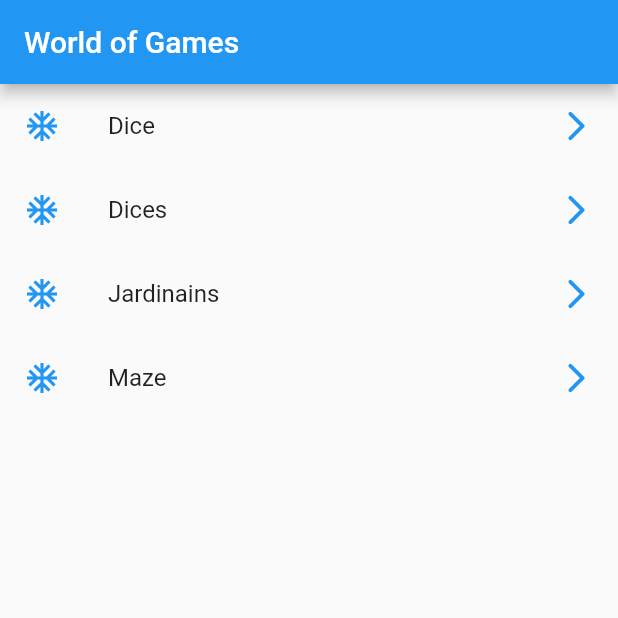
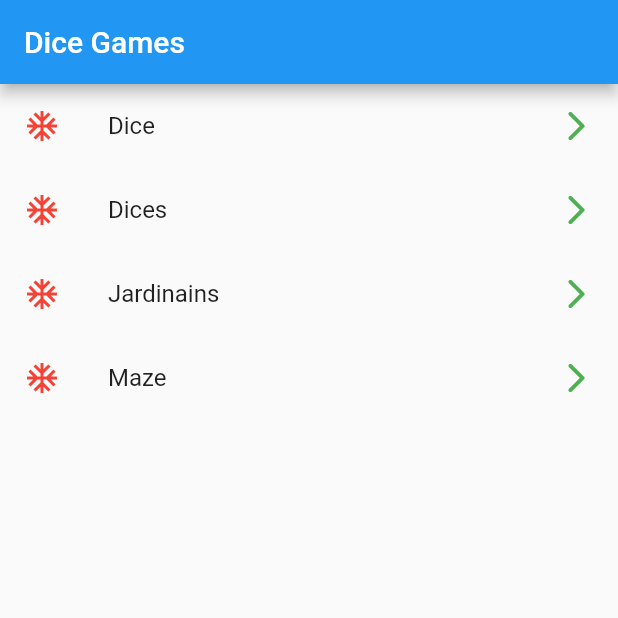
Before and after one commit to ce-akhil/dice, a Flutter app: the screen it shows after launch, on a phone screen of 412 x 824 dp, the top half of it. Run offline on Flutter 3.47's test engine with Material 2 defaults, Android fonts, the light colour scheme and no system bars; our stand-ins replace get_it, google_fonts, rive; missing offline and left inert: maze, window_size.

Commit message:
Update Home.dart

```diff
--- a/lib/screens/Home.dart
+++ b/lib/screens/Home.dart
@@ -33,7 +33,7 @@ class HomePage extends StatelessWidget {
     SystemChrome.setPreferredOrientations([DeviceOrientation.portraitDown, DeviceOrientation.portraitUp]);
     return Scaffold(
       appBar: AppBar(
-        title: Text('World of Games'),
+        title: Text('Dice Games'),
       ),
       body: ListView(
         children: List.generate(
@@ -47,7 +47,7 @@ class HomePage extends StatelessWidget {
             },
             leading: Icon(
               Icons.ac_unit,
-              color: Colors.blue,
+              color: Colors.red,
             ),
             title: Text(
               gameName[index],
@@ -55,7 +55,7 @@ class HomePage extends StatelessWidget {
             ),
             trailing: Icon(
               Icons.arrow_forward_ios_rounded,
-              color: Colors.blue,
+              color: Colors.green,
             ),
           ),
         ),
```
